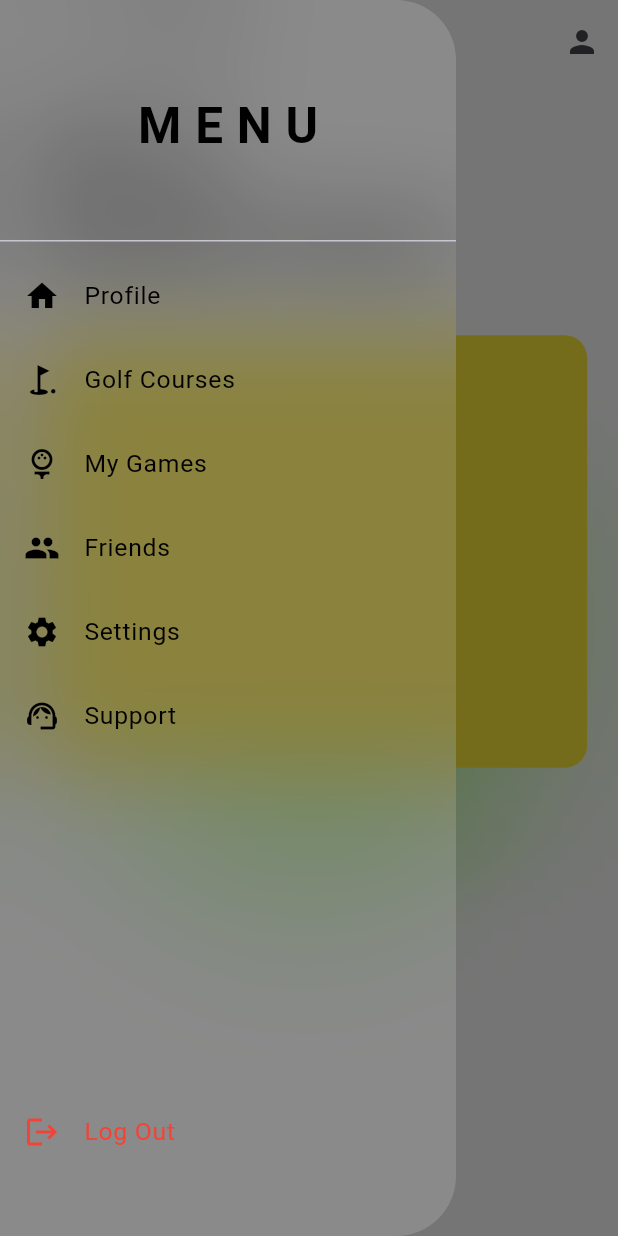
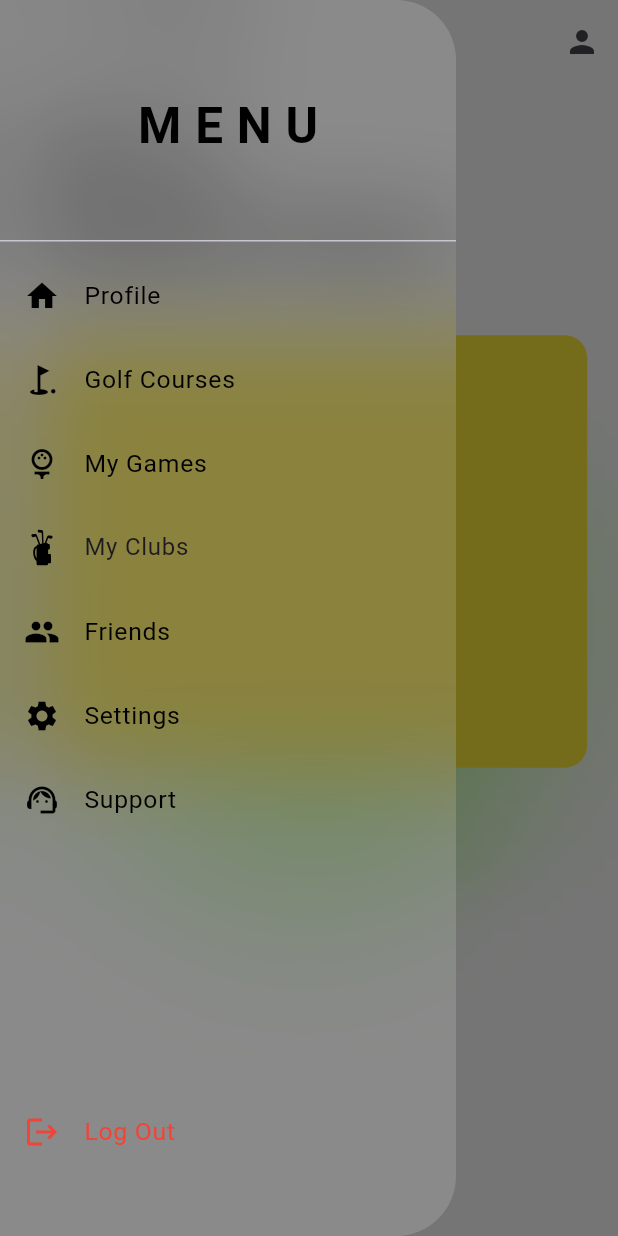
Before and after one commit to Denniskyalo1/golfy, a Flutter app: the Homepage screen opened by its route, with the side drawer open, on a phone screen of 412 x 824 dp. Run offline on Flutter 3.47's test engine with Material 3 defaults, Android fonts, the phone set to English and light mode, and no system bars; our stand-ins replace flutter_svg.

Commit message:
Golf bags icon

```diff
--- a/lib/homepage.dart
+++ b/lib/homepage.dart
@@ -1,5 +1,6 @@
 import 'dart:ui';
 import 'package:flutter/material.dart';
+import 'package:flutter_svg/flutter_svg.dart';
 
 class Homepage extends StatefulWidget {
   const Homepage({super.key});
@@ -86,6 +87,22 @@ class _HomepageState extends State<Homepage> {
                     Navigator.pop(context);
                     Navigator.pushNamed(context, '/myGames');
                   }),
+                  ListTile(
+                    leading: SvgPicture.asset(
+                      'images/clubs.svg',
+                      width: 24,
+                      height: 24,
+                      colorFilter: ColorFilter.mode(
+                        Colors.black,
+                        BlendMode.srcIn,
+                      ),
+                    ),
+                    title: Text('My Clubs'),
+                    onTap: () {
+                      Navigator.pop(context);
+                      Navigator.pushNamed(context, '/myClubs');
+                    },
+                  ),
                   _drawerItem(Icons.group, 'Friends', () {
                     Navigator.pop(context);
                     Navigator.pushNamed(context, '/friends');
--- a/lib/register.dart
+++ b/lib/register.dart
@@ -178,7 +178,9 @@ class _RegisterState extends State<Register> {
                               right: width * 0.05
                           ),
                           child: GestureDetector(
-                            onTap: ()  {},
+                            onTap: () async {
+                              Navigator.of(context).pushReplacementNamed('/login');
+                            },
 
 
                             child: Text(
--- a/pubspec.yaml
+++ b/pubspec.yaml
@@ -31,6 +31,7 @@ dependencies:
   flutter:
     sdk: flutter
   http: ^1.2.0
+  flutter_svg: ^2.0.0
 
   # The following adds the Cupertino Icons font to your application.
   # Use with the CupertinoIcons class for iOS style icons.
```
Also changed, not shown: lib/auth_services.dart (+18 -0 lines), lib/login.dart (+29 -2 lines), images/clubs.svg (added), images/loginpic.jpeg (deleted), pubspec.lock.
